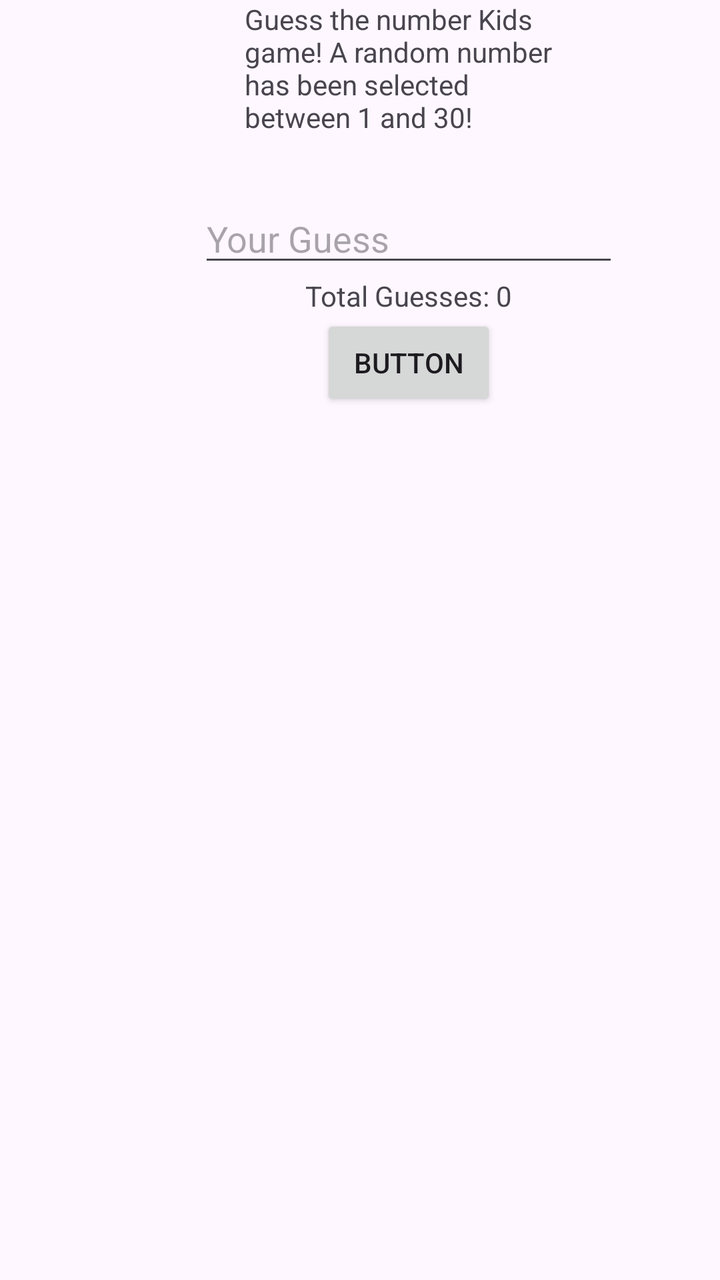
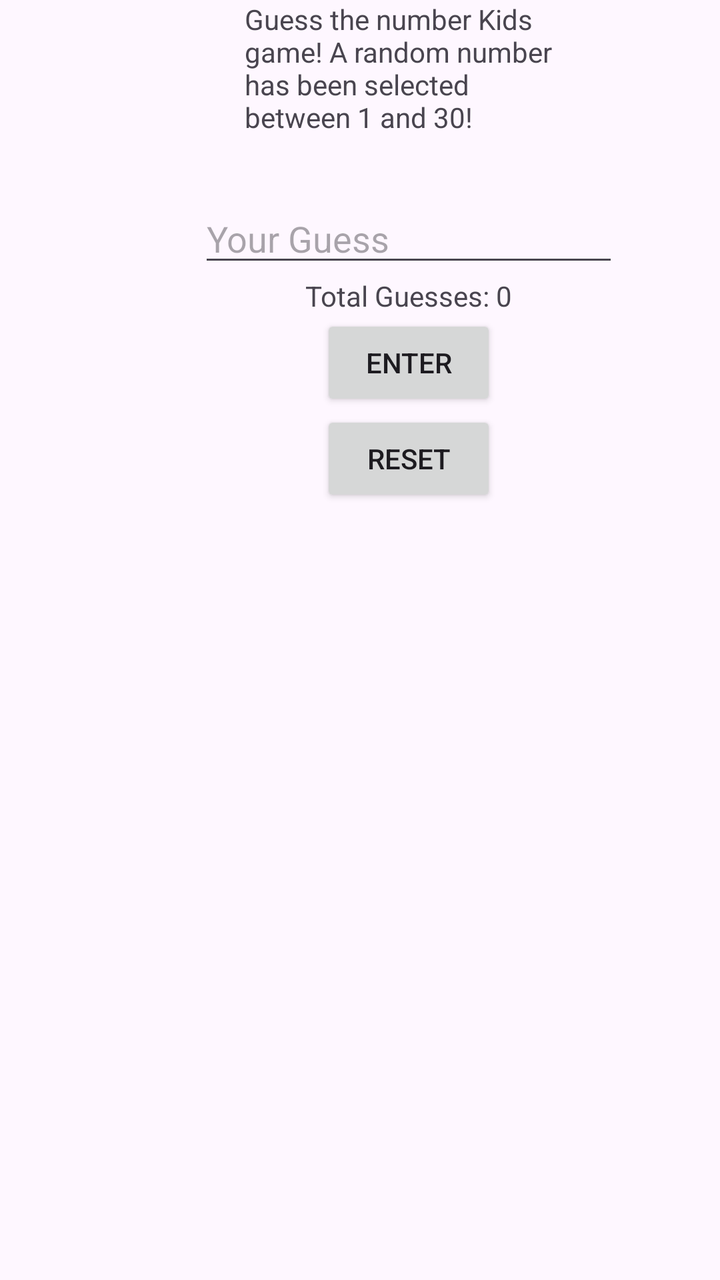

The first picture is an Android layout as it rendered before a commit; the second is the same layout after the commit. The layout source and the unified diff follow.
<!-- AndroidManifest.xml: application theme Theme.Lab1Game -->
<!-- res/layout/activity_main.xml -->
<?xml version="1.0" encoding="utf-8"?>
<androidx.constraintlayout.widget.ConstraintLayout xmlns:android="http://schemas.android.com/apk/res/android"
    xmlns:app="http://schemas.android.com/apk/res-auto"
    xmlns:tools="http://schemas.android.com/tools"
    android:id="@+id/main"
    android:layout_width="match_parent"
    android:layout_height="match_parent"
    tools:context=".MainActivity">

    <RelativeLayout
        android:layout_width="409dp"
        android:layout_height="729dp"
        tools:layout_editor_absoluteX="1dp"
        tools:layout_editor_absoluteY="1dp">

        <TextView
            android:id="@+id/textView"
            android:layout_width="164dp"
            android:layout_height="97dp"
            android:layout_centerHorizontal="true"
            android:text="Guess the number Kids game! A random number has been selected between 1 and 30!" />

        <EditText
            android:id="@+id/editTextText2"
            android:layout_width="wrap_content"
            android:layout_height="wrap_content"
            android:layout_below="@id/textView"
            android:layout_centerHorizontal="true"
            android:ems="10"
            android:hint="Your Guess"
            android:inputType="number" />

        <TextView
            android:id="@+id/textView2"
            android:layout_width="wrap_content"
            android:layout_height="wrap_content"
            android:layout_below="@+id/editTextText2"
            android:layout_centerHorizontal="true"
            android:text="Total Guesses: 0" />

        <Button
            android:id="@+id/button"
            android:layout_width="wrap_content"
            android:layout_height="wrap_content"
            android:layout_below="@+id/textView2"
            android:layout_centerHorizontal="true"
            android:text="Button" />


    </RelativeLayout>
</androidx.constraintlayout.widget.ConstraintLayout>
<!-- resources referenced by this layout -->
<resources>
  <style name="Theme.Lab1Game" parent="Base.Theme.Lab1Game" />
  <style name="Base.Theme.Lab1Game" parent="Theme.Material3.DayNight.NoActionBar">
          
          
      </style>
</resources>

<!-- the commit's change to res/layout/activity_main.xml (unified diff, before → after) -->
@@ -44,7 +44,17 @@
             android:layout_height="wrap_content"
             android:layout_below="@+id/textView2"
             android:layout_centerHorizontal="true"
-            android:text="Button" />
+            android:onClick="Guess"
+            android:text="Enter" />
+
+        <Button
+            android:id="@+id/button2"
+            android:layout_width="wrap_content"
+            android:layout_height="wrap_content"
+            android:layout_below="@id/button"
+            android:layout_centerHorizontal="true"
+            android:onClick="reset"
+            android:text="Reset" />
 
 
     </RelativeLayout>
